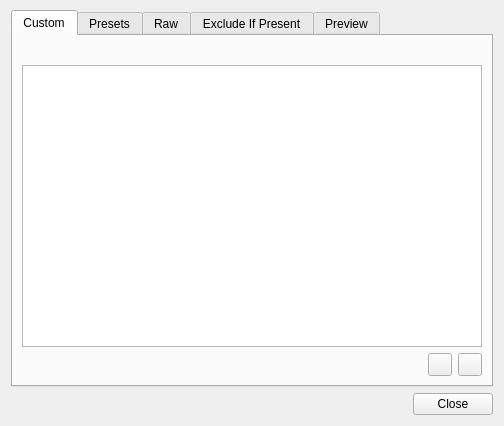
Old version of the form src/vorta/assets/UI/exclude_dialog.ui in the repository borgbase/vorta.
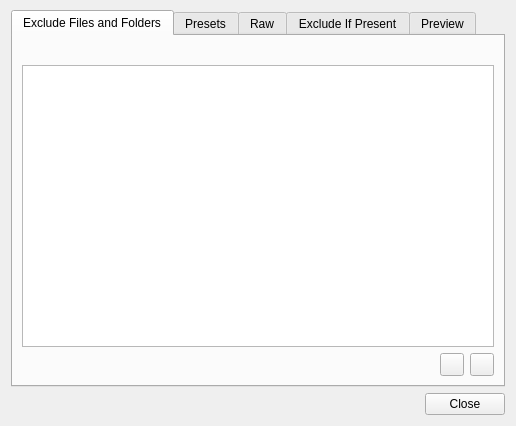
New version of the form.

Commit message: Made clarity changes to exclude dialog

The edit to the form file:
```diff
--- a/src/vorta/assets/UI/exclude_dialog.ui
+++ b/src/vorta/assets/UI/exclude_dialog.ui
@@ -6,7 +6,7 @@
    <rect>
     <x>0</x>
     <y>0</y>
-    <width>504</width>
+    <width>516</width>
     <height>426</height>
    </rect>
   </property>
@@ -24,7 +24,7 @@
      </property>
      <widget class="QWidget" name="tab">
       <attribute name="title">
-       <string>Custom</string>
+       <string>Exclude Files and Folders</string>
       </attribute>
       <layout class="QVBoxLayout" name="verticalLayout_3">
        <item>
```
Lines whose indentation alone changed are shown as unchanged. The commit also changes 1 other file.
